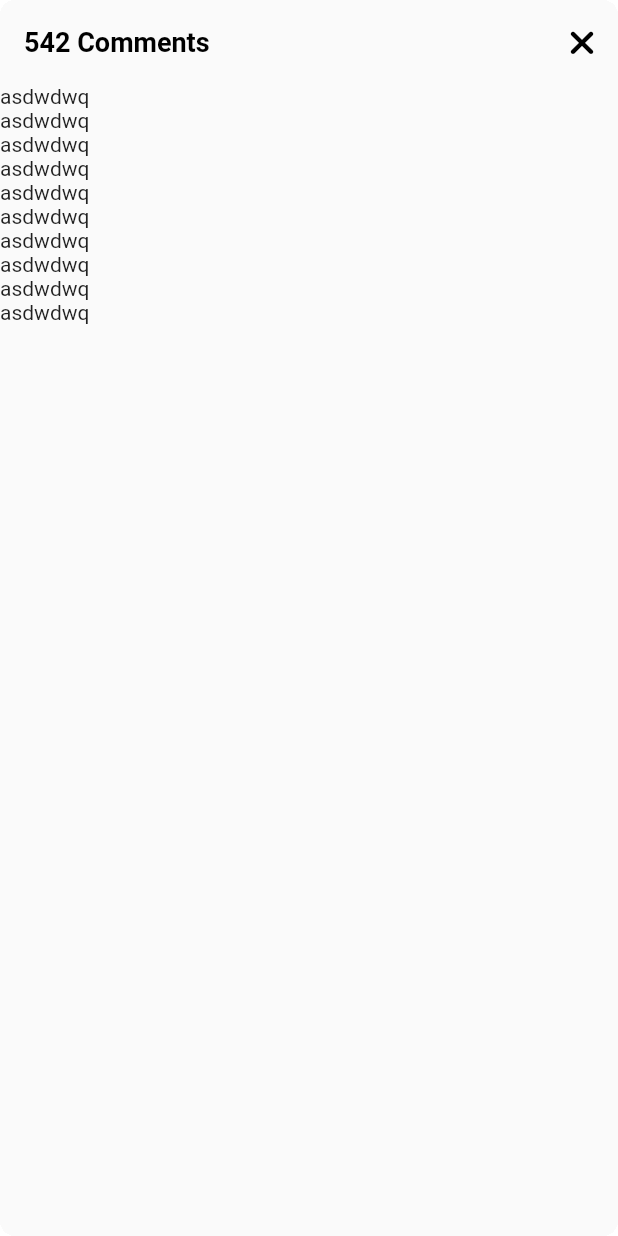
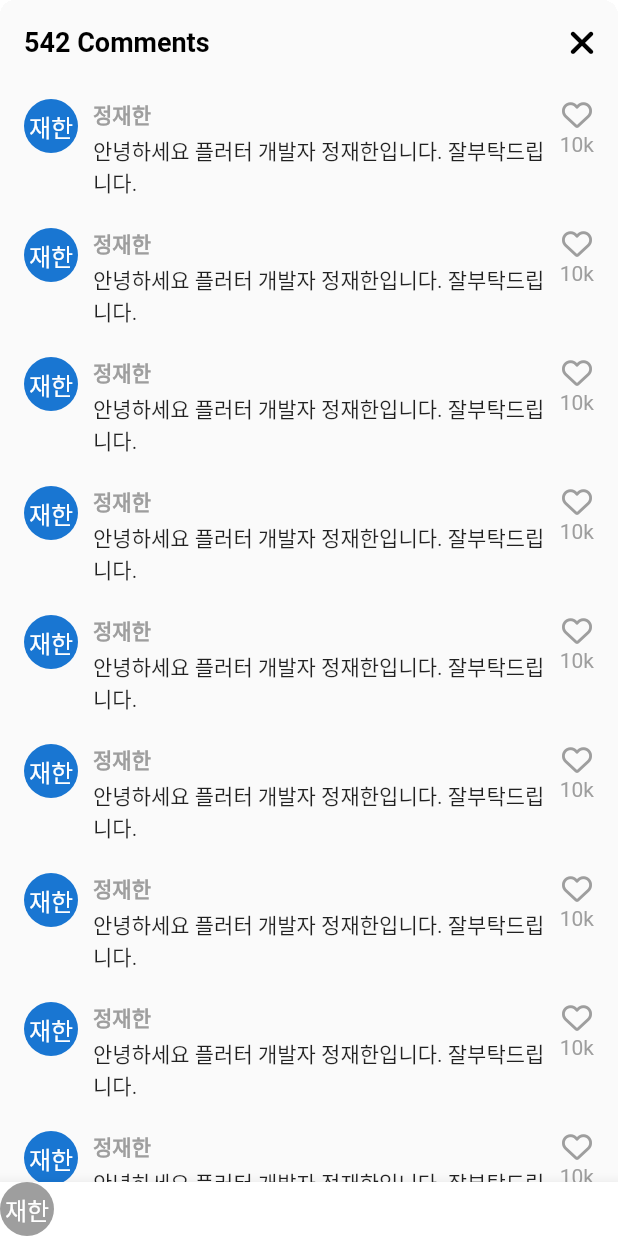
Before and after one commit to wogks/douyin_clone, a Flutter app: the VideoComments screen opened directly, on a phone screen of 412 x 824 dp. Run offline on Flutter 3.47's test engine with Material 2 defaults, Android fonts, the phone set to English and light mode, and no system bars; our stand-ins replace font_awesome_flutter, readmore, video_player, visibility_detector; missing offline and left inert: marquee_text; network calls fail.

Commit message:
Feat: comments

```diff
--- a/lib/features/videos/widgets/video_comments.dart
+++ b/lib/features/videos/widgets/video_comments.dart
@@ -1,3 +1,4 @@
+import 'package:douyin_clone/constants/gaps.dart';
 import 'package:douyin_clone/constants/sizes.dart';
 import 'package:flutter/material.dart';
 import 'package:font_awesome_flutter/font_awesome_flutter.dart';
@@ -35,12 +36,70 @@
                 icon: const FaIcon(FontAwesomeIcons.xmark))
           ],
         ),
-        body: ListView.builder(
+        body: ListView.separated(
+          separatorBuilder: (context, index) => Gaps.v20,
+          padding: const EdgeInsets.symmetric(
+            vertical: Sizes.size10,
+            horizontal: Sizes.size16,
+          ),
           itemCount: 10,
-          itemBuilder: (context, index) => Container(
-            child: const Text('asdwdwq'),
+          itemBuilder: (context, index) => Row(
+            crossAxisAlignment: CrossAxisAlignment.start,
+            children: [
+              const CircleAvatar(
+                radius: 18,
+                child: Text('재한'),
+              ),
+              Gaps.h10,
+              Expanded(
+                child: Column(
+                  crossAxisAlignment: CrossAxisAlignment.start,
+                  children: [
+                    Text(
+                      '정재한',
+                      style: TextStyle(
+                        fontWeight: FontWeight.bold,
+                        fontSize: Sizes.size14,
+                        color: Colors.grey.shade500,
+                      ),
+                    ),
+                    Gaps.v3,
+                    const Text('안녕하세요 플러터 개발자 정재한입니다. 잘부탁드립니다.')
+                  ],
+                ),
+              ),
+              Gaps.v10,
+              Column(
+                children: [
+                  FaIcon(
+                    FontAwesomeIcons.heart,
+                    size: Sizes.size20,
+                    color: Colors.grey.shade500,
+                  ),
+                  Gaps.v2,
+                  Text(
+                    '10k',
+                    style: TextStyle(
+                      color: Colors.grey.shade500,
+                    ),
+                  )
+                ],
+              )
+            ],
           ),
         ),
+        bottomNavigationBar: BottomAppBar(
+            color: Colors.white,
+            child: Row(
+              children: [
+                CircleAvatar(
+                  radius: 18,
+                  backgroundColor: Colors.grey.shade500,
+                  foregroundColor: Colors.white,
+                  child: const Text('재한'),
+                )
+              ],
+            )),
       ),
     );
   }
```
